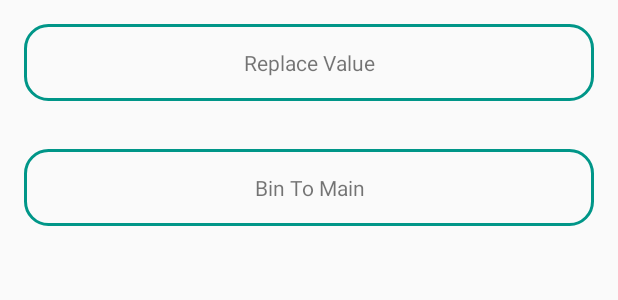
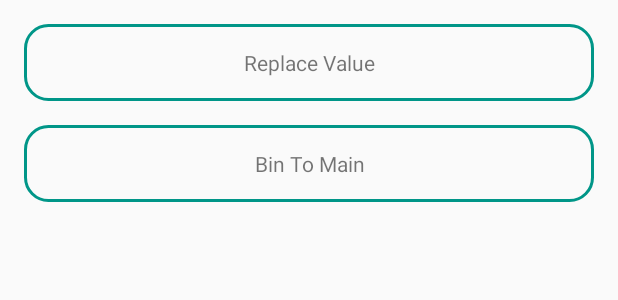
Before and after one commit to TuanNA90/Otto-LombokDemo, an Android app: the layout fragment_replace_value.xml on its own in the app's theme, with its tools: preview values and no code run, on a phone screen of 412 x 824 dp. Shown: the top 300 px of the screen. Run offline under Robolectric (Android 15) with nearby library versions, the phone set to English and light mode, and no system bars.

Commit message:
modified BusWord

```diff
--- a/app/src/main/java/com/tuanna/otto_lombokdemo/bus/BusArrayListWord.java
+++ b/app/src/main/java/com/tuanna/otto_lombokdemo/bus/BusWord.java
@@ -5,8 +5,6 @@
 package com.tuanna.otto_lombokdemo.bus;
 
 import com.tuanna.otto_lombokdemo.common.Word;
-
-import java.util.ArrayList;
 
 import lombok.AllArgsConstructor;
 import lombok.Getter;
@@ -16,7 +14,7 @@ import lombok.Getter;
  * Created by tuanna on 28/10/2015.
  */
 @AllArgsConstructor(suppressConstructorProperties = true)
-public class BusArrayListWord {
+public class BusWord {
     @Getter
-    private ArrayList<Word> wordArrayList;
+    private Word word;
 }
--- a/app/src/main/res/layout/fragment_replace_value.xml
+++ b/app/src/main/res/layout/fragment_replace_value.xml
@@ -25,18 +25,11 @@
         android:padding="@dimen/activity_vertical_margin"
         android:text="@string/replace_value"/>
 
-    <ListView
-        android:id="@+id/lvWord"
-        android:layout_width="match_parent"
-        android:layout_height="wrap_content"
-        android:layout_below="@+id/tvReplaceValue"
-        android:layout_marginBottom="@dimen/activity_vertical_margin"/>
-
     <TextView
         android:id="@+id/tvBinToMain"
         android:layout_width="match_parent"
         android:layout_height="wrap_content"
-        android:layout_below="@+id/lvWord"
+        android:layout_below="@+id/tvReplaceValue"
         android:layout_centerHorizontal="true"
         android:background="@drawable/bg_button_selector"
         android:gravity="center_horizontal"
```
Also changed, not shown: app/src/main/java/com/tuanna/otto_lombokdemo/MainActivity.java (+5 -8 lines), app/src/main/java/com/tuanna/otto_lombokdemo/ReplaceValueFragment.java (+15 -2 lines), app/src/main/res/values/arrPhonetics.xml (deleted, +0 -19 lines).
